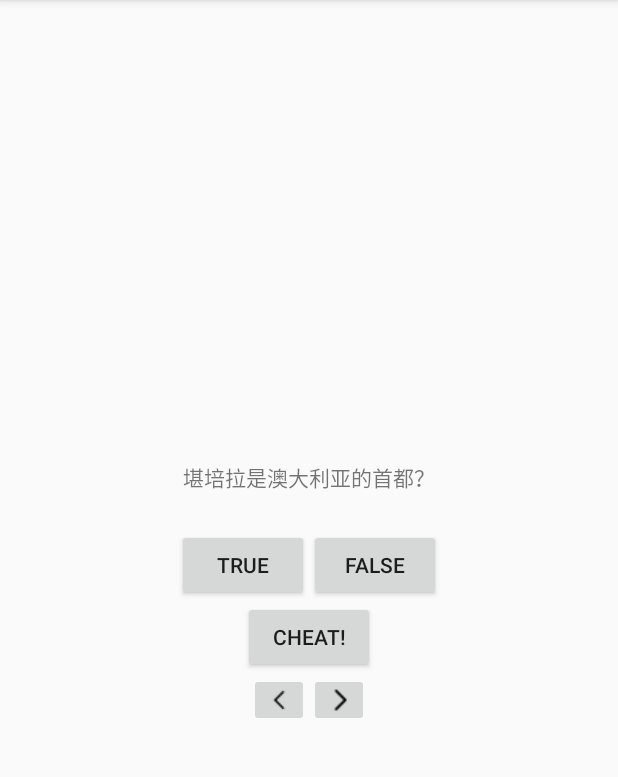
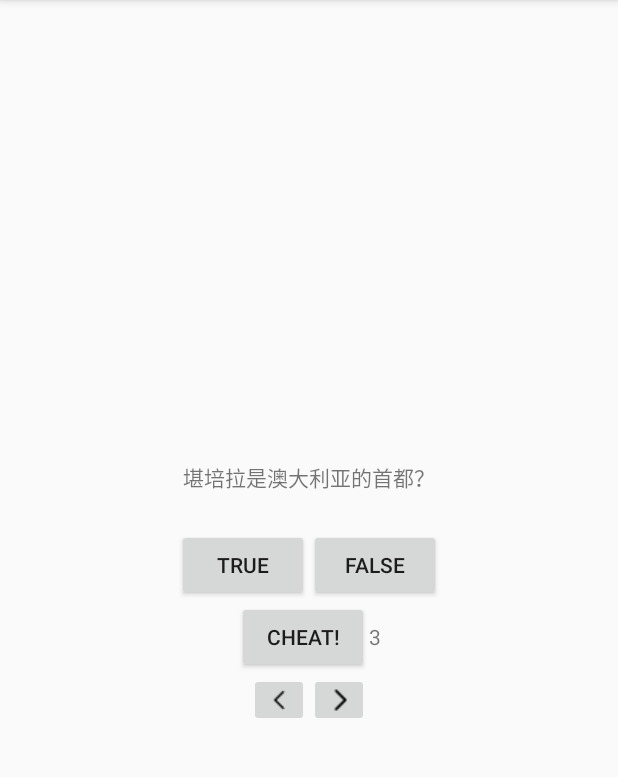
Before and after one commit to ZoharAndroid/AndroidProgramming3ed, an Android app: the screen it shows after launch (QuizActivity), on a phone screen of 412 x 824 dp, the part 84-861 px from its top. Run offline under Robolectric (Android 15) with nearby library versions, the phone set to English and light mode, and no system bars.

Commit message:
第6章结束 GeoQuiz完成包括挑战练习

```diff
--- a/GeoQuiz/app/src/main/java/com/zohar/geoquiz/QuizActivity.java
+++ b/GeoQuiz/app/src/main/java/com/zohar/geoquiz/QuizActivity.java
@@ -1,19 +1,15 @@
 package com.zohar.geoquiz;
 
 import android.content.Intent;
+import android.os.Bundle;
 import android.support.annotation.Nullable;
 import android.support.v7.app.AppCompatActivity;
-import android.os.Bundle;
 import android.util.Log;
 import android.view.View;
 import android.widget.Button;
 import android.widget.ImageButton;
 import android.widget.TextView;
 import android.widget.Toast;
-
-import org.w3c.dom.Text;
-
-import java.security.Key;
 
 public class QuizActivity extends AppCompatActivity {
 
@@ -29,10 +25,12 @@ public class QuizActivity extends AppCompatActivity {
     private ImageButton mPrevButton;
     private TextView mQuestionTextView;
     private Button mCheatButton;
+    private TextView mCheatCountTextView;
 
     private int mCorrectCount = 0; // 回答正确的分数
     private int mAnswerCount = 0; // 回答问题数
     private boolean mIsUserAnswered; // 用户是否打过这个题
+    private int mCheatCount = 3; // 舞弊次数
 
     private Question[] mQuestionBank = new Question[]{
             new Question(R.string.question_australia, true),
@@ -58,8 +56,10 @@ public class QuizActivity extends AppCompatActivity {
 
         mQuestionBank[mCurrentIndex].setUserAnswered(mIsUserAnswered);
 
-        Log.d(TAG, "onCreate(Bundle)");
         setContentView(R.layout.activity_quiz);
+
+        mCheatCountTextView = findViewById(R.id.cheat_count_text_view);
+        mCheatCountTextView.setText(mCheatCount+"");
         mQuestionTextView = findViewById(R.id.text_question_view);
         mQuestionTextView.setOnClickListener(new View.OnClickListener() {
             @Override
@@ -138,6 +138,16 @@ public class QuizActivity extends AppCompatActivity {
             }
 
             mIsCheater = CheatActivity.wasAnswerShown(data);
+            if (mIsCheater){
+                // 如果查看了
+                mCheatCount--;
+                if (mCheatCount == 0){
+                    mCheatButton.setVisibility(View.INVISIBLE);
+                    mCheatCountTextView.setVisibility(View.INVISIBLE);
+                }
+                mCheatCountTextView.setText(mCheatCount + "");
+
+            }
         }
 
     }
--- a/GeoQuiz/app/src/main/res/layout-land/activity_quiz.xml
+++ b/GeoQuiz/app/src/main/res/layout-land/activity_quiz.xml
@@ -34,12 +34,26 @@
     </LinearLayout>
 
 
-    <Button
-        android:id="@+id/cheat_button"
+    <LinearLayout
         android:layout_width="wrap_content"
         android:layout_height="wrap_content"
         android:layout_gravity="bottom|center_horizontal"
-        android:text="@string/cheat_button" />
+        android:orientation="horizontal">
+
+        <Button
+            android:id="@+id/cheat_button"
+            android:layout_width="wrap_content"
+            android:layout_height="wrap_content"
+            android:text="@string/cheat_button" />
+
+        <TextView
+            android:id="@+id/cheat_count_text_view"
+            android:layout_width="wrap_content"
+            android:layout_height="wrap_content"
+            tools:text="3" />
+
+    </LinearLayout>
+
 
     <ImageButton
         android:id="@+id/prev_button"
--- a/GeoQuiz/app/src/main/res/layout/activity_quiz.xml
+++ b/GeoQuiz/app/src/main/res/layout/activity_quiz.xml
@@ -34,11 +34,25 @@
 
     </LinearLayout>
 
-    <Button
-        android:id="@+id/cheat_button"
+    <LinearLayout
         android:layout_width="wrap_content"
         android:layout_height="wrap_content"
-        android:text="@string/cheat_button" />
+        android:orientation="horizontal">
+
+
+        <Button
+            android:id="@+id/cheat_button"
+            android:layout_width="wrap_content"
+            android:layout_height="wrap_content"
+            android:text="@string/cheat_button" />
+
+        <TextView
+            tools:text="3"
+            android:id="@+id/cheat_count_text_view"
+            android:layout_width="wrap_content"
+            android:layout_height="wrap_content" />
+
+    </LinearLayout>
 
     <LinearLayout
         android:layout_width="wrap_content"
--- a/GeoQuiz/app/src/main/res/values/strings.xml
+++ b/GeoQuiz/app/src/main/res/values/strings.xml
@@ -17,4 +17,5 @@
     <string name="show_answer_button">Show Answer</string>
     <string name="cheat_button">Cheat!</string>
     <string name="judgment_toast">Cheating is wrong.</string>
+    <string name="api_level">"API Level "</string>
 </resources>
--- a/GeoQuiz/build.gradle
+++ b/GeoQuiz/build.gradle
@@ -7,7 +7,7 @@ buildscript {
 
     }
     dependencies {
-        classpath 'com.android.tools.build:gradle:3.4.1'
+        classpath 'com.android.tools.build:gradle:3.4.2'
 
         // NOTE: Do not place your application dependencies here; they belong
         // in the individual module build.gradle files
```
Also changed, not shown: GeoQuiz/app/src/main/java/com/zohar/geoquiz/CheatActivity.java (+38 -8 lines), GeoQuiz/app/src/main/res/layout/activity_cheat.xml (+9 -2 lines).
